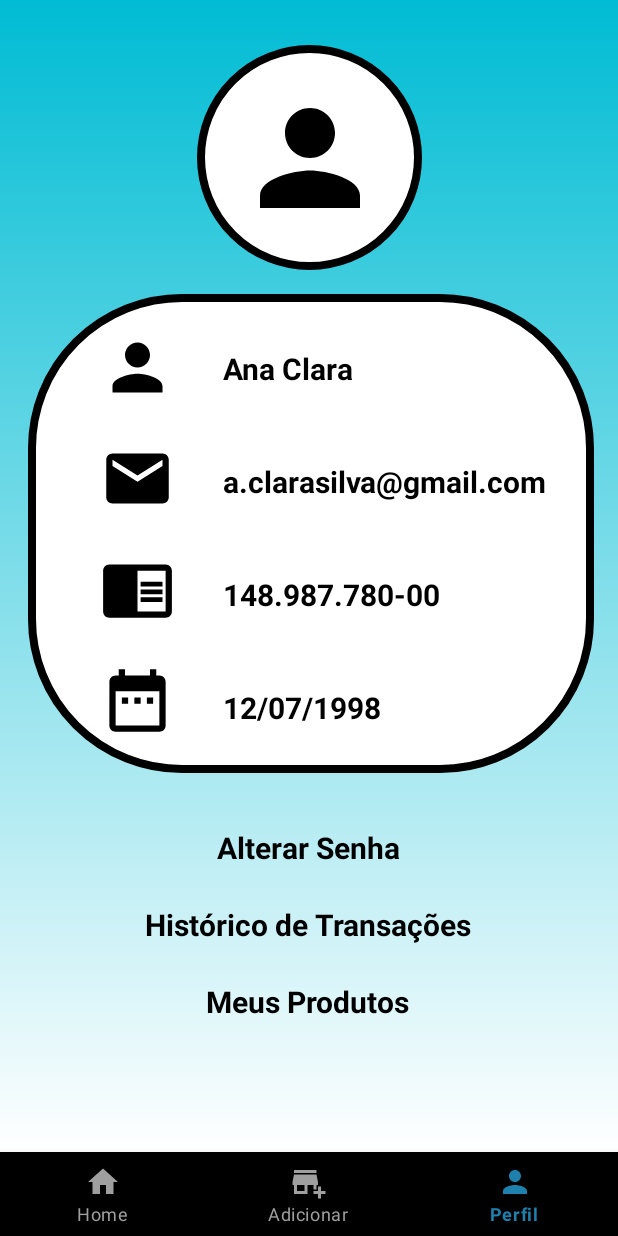
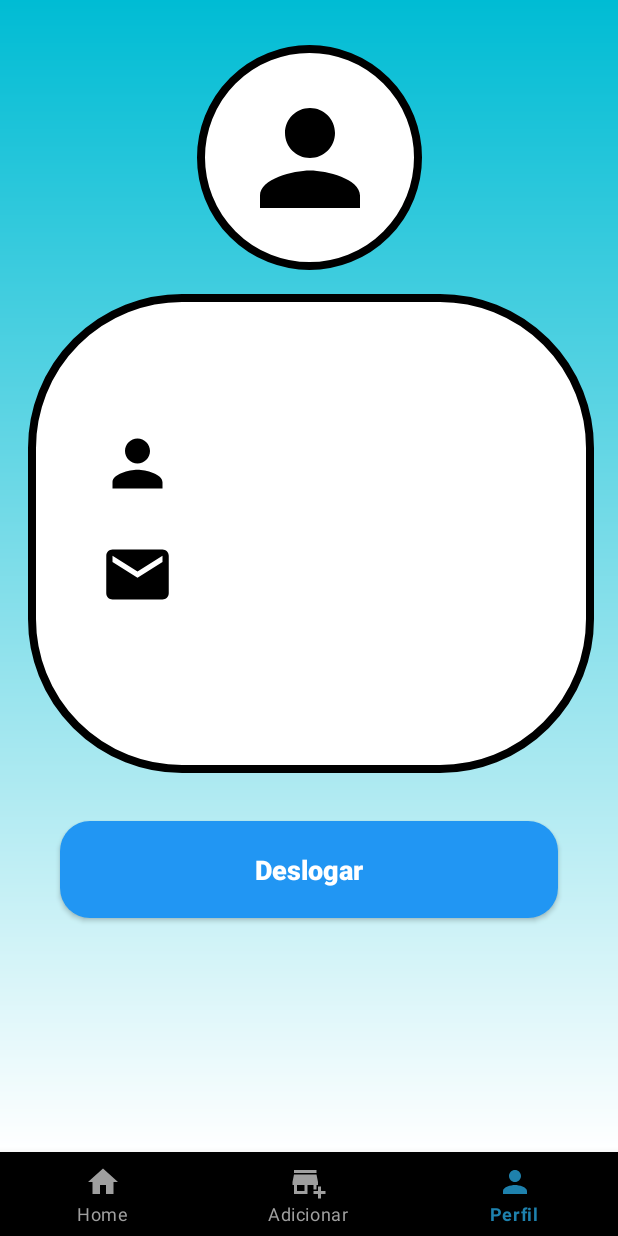
Before and after one commit to tankmester/PIOrlando, an Android app: the perfil screen opened through its navigation route, on a phone screen of 412 x 824 dp. Run offline under Robolectric (Android 15) with nearby library versions, the phone set to English and light mode, and no system bars; our stand-ins replace Firebase (no records; nobody signed in at launch, a user with empty details on screens opened directly), navigation-ui; libraries missing offline, so code that uses them is left out: com.firebase.ui; 2 statements that could not run were skipped.

Commit message:
Login redireciona para a Main e alterada tela de perfil

```diff
--- a/app/build.gradle
+++ b/app/build.gradle
@@ -47,6 +47,7 @@ dependencies {
     implementation 'androidx.navigation:navigation-runtime-ktx:2.3.5'
     implementation 'com.google.firebase:firebase-auth:19.2.0'
     implementation 'com.google.firebase:firebase-database:20.0.5'
+    implementation 'com.google.firebase:firebase-database-ktx:20.0.5'
     testImplementation 'junit:junit:4.13.2'
     androidTestImplementation 'androidx.test.ext:junit:1.1.3'
     androidTestImplementation 'androidx.test.espresso:espresso-core:3.4.0'
--- a/app/src/main/java/com/example/projetointegradororlando/CadastroActivity.kt
+++ b/app/src/main/java/com/example/projetointegradororlando/CadastroActivity.kt
@@ -6,6 +6,7 @@ import android.os.Bundle
 import androidx.appcompat.app.AlertDialog
 import com.example.projetointegradororlando.databinding.ActivityCadastroBinding
 
+/*
 class CadastroActivity : AppCompatActivity() {
     lateinit var binding: ActivityCadastroBinding
     override fun onCreate(savedInstanceState: Bundle?) {
@@ -36,3 +37,5 @@ class CadastroActivity : AppCompatActivity() {
 
     }
 }
+
+ */
--- a/app/src/main/java/com/example/projetointegradororlando/LoginActivity.kt
+++ b/app/src/main/java/com/example/projetointegradororlando/LoginActivity.kt
@@ -9,7 +9,7 @@ import com.firebase.ui.auth.AuthUI
 import com.google.firebase.auth.FirebaseAuth
 import com.google.firebase.auth.FirebaseUser
 
-
+/*
 class LoginActivity : AppCompatActivity() {
     lateinit var binding: ActivityLoginBinding
     override fun onCreate(savedInstanceState: Bundle?) {
@@ -26,11 +26,6 @@ class LoginActivity : AppCompatActivity() {
         }
         else {
             AdicionarNovosProdutos().setupFirebase()
-        }
-
-        binding.textTelaCadastro.setOnClickListener{
-            val i = Intent(this, CadastroActivity::class.java)
-            startActivity(i)
         }
     }
 
@@ -50,3 +45,5 @@ class LoginActivity : AppCompatActivity() {
     }
 
 }
+
+ */
--- a/app/src/main/java/com/example/projetointegradororlando/MainActivity.kt
+++ b/app/src/main/java/com/example/projetointegradororlando/MainActivity.kt
@@ -1,11 +1,16 @@
 package com.example.projetointegradororlando
 
+import android.content.Intent
 import androidx.appcompat.app.AppCompatActivity
 import android.os.Bundle
+import android.widget.Toast
 import androidx.navigation.NavController
 import androidx.navigation.fragment.NavHostFragment
 import androidx.navigation.ui.NavigationUI.setupWithNavController
 import com.example.projetointegradororlando.databinding.ActivityMainBinding
+import com.firebase.ui.auth.AuthUI
+import com.google.firebase.auth.FirebaseAuth
+import com.google.firebase.auth.FirebaseUser
 
 class MainActivity : AppCompatActivity() {
 
@@ -22,6 +27,32 @@ class MainActivity : AppCompatActivity() {
         val bottomNavigationView = binding.bottomNavigationView
         setupWithNavController(bottomNavigationView, navController)
 
+        if(getCurrentUser() == null){
+            val providers = arrayListOf(AuthUI.IdpConfig.EmailBuilder().build())
+
+            startActivityForResult(
+                AuthUI.getInstance().createSignInIntentBuilder().setAvailableProviders(providers).build(), 1
+            )
+        }
+        else {
+            AdicionarNovosProdutos().setupFirebase()
+        }
+    }
+
+    fun getCurrentUser(): FirebaseUser? {
+        return FirebaseAuth.getInstance().currentUser
+    }
+
+    override fun onActivityResult(requestCode: Int, resultCode: Int, data: Intent?) {
+        super.onActivityResult(requestCode, resultCode, data)
+
+        if(requestCode == 1 && resultCode == RESULT_OK){
+            Toast.makeText(this, "Login Efetuado com Sucesso", Toast.LENGTH_LONG).show()
+            AdicionarNovosProdutos().setupFirebase()
+        }else{
+            finishAffinity()
+        }
+
 
 
     }
--- a/app/src/main/java/com/example/projetointegradororlando/perfil.kt
+++ b/app/src/main/java/com/example/projetointegradororlando/perfil.kt
@@ -1,19 +1,26 @@
 package com.example.projetointegradororlando
 
+import android.content.Intent
 import android.os.Bundle
 import androidx.fragment.app.Fragment
 import android.view.LayoutInflater
 import android.view.View
 import android.view.ViewGroup
 import com.example.projetointegradororlando.databinding.FragmentPerfilBinding
+import com.google.firebase.auth.FirebaseAuth
+import com.google.firebase.auth.FirebaseUser
 
 
 class perfil : Fragment() {
-    lateinit var binding: FragmentPerfilBinding
+    private lateinit var binding: FragmentPerfilBinding
 
     override fun onCreateView(inflater: LayoutInflater, container: ViewGroup?, savedInstanceState: Bundle?): View? {
         binding = FragmentPerfilBinding.inflate(inflater)
 
         return binding.root
+
+        binding.btDeslogar.setOnClickListener {
+            FirebaseAuth.getInstance().signOut()
+        }
     }
 }
--- a/app/src/main/res/layout/fragment_perfil.xml
+++ b/app/src/main/res/layout/fragment_perfil.xml
@@ -46,30 +46,17 @@
         tools:srcCompat="@drawable/perfil" />
 
     <TextView
-        android:id="@+id/textNomeUser"
-        android:layout_width="wrap_content"
-        android:layout_height="wrap_content"
-        android:layout_marginStart="32dp"
-        android:layout_marginTop="36dp"
-        android:text="Ana Clara"
-        android:textColor="@color/black"
-        android:textSize="20sp"
-        android:textStyle="bold"
-        app:layout_constraintStart_toEndOf="@+id/iconeUser"
-        app:layout_constraintTop_toTopOf="@+id/containerPerfil" />
-
-    <TextView
-        android:id="@+id/textEmailUser"
+        android:id="@+id/textEmailUsuario"
         android:layout_width="wrap_content"
         android:layout_height="wrap_content"
         android:layout_marginStart="32dp"
         android:layout_marginTop="48dp"
-        android:text="a.clarasilva@gmail.com"
+        android:text=""
         android:textColor="@color/black"
         android:textSize="20sp"
         android:textStyle="bold"
         app:layout_constraintStart_toEndOf="@id/iconeEmail"
-        app:layout_constraintTop_toBottomOf="@id/textNomeUser" />
+        app:layout_constraintTop_toBottomOf="@+id/textNomeUsuario" />
 
     <ImageView
         android:id="@+id/iconeEmail"
@@ -84,12 +71,13 @@
         app:srcCompat="@drawable/email"
         tools:srcCompat="@drawable/email" />
 
+
     <ImageView
         android:id="@+id/iconeUser"
         android:layout_width="50dp"
         android:layout_height="50dp"
         android:layout_marginStart="48dp"
-        android:layout_marginTop="24dp"
+        android:layout_marginTop="88dp"
         android:src="@drawable/perfil"
         android:tint="#000000"
         app:layout_constraintStart_toStartOf="@+id/containerPerfil"
@@ -97,100 +85,32 @@
         app:srcCompat="@drawable/perfil"
         tools:srcCompat="@drawable/perfil" />
 
-
-    <ImageView
-        android:id="@+id/iconeCPF"
-        android:layout_width="50dp"
-        android:layout_height="50dp"
-        android:layout_marginStart="48dp"
-        android:layout_marginTop="24dp"
-        android:src="@drawable/cpf"
-        android:tint="#000000"
-        app:layout_constraintStart_toStartOf="@+id/containerPerfil"
-        app:layout_constraintTop_toBottomOf="@+id/iconeEmail"
-        app:srcCompat="@drawable/cpf"
-        tools:srcCompat="@drawable/cpf" />
-
-    <ImageView
-        android:id="@+id/iconeData"
-        android:layout_width="50dp"
-        android:layout_height="50dp"
-        android:layout_marginStart="48dp"
-        android:layout_marginTop="24dp"
-        android:src="@drawable/data"
-        android:tint="#000000"
-        app:layout_constraintStart_toStartOf="@+id/containerPerfil"
-        app:layout_constraintTop_toBottomOf="@+id/iconeCPF"
-        app:srcCompat="@drawable/data"
-        tools:srcCompat="@drawable/data" />
-
     <TextView
-        android:id="@+id/textCPFUser"
+        android:id="@+id/textNomeUsuario"
         android:layout_width="wrap_content"
         android:layout_height="wrap_content"
         android:layout_marginStart="32dp"
-        android:layout_marginTop="48dp"
-        android:text="148.987.780-00"
+        android:layout_marginTop="100dp"
+        android:text=""
         android:textColor="@color/black"
         android:textSize="20sp"
         android:textStyle="bold"
-        app:layout_constraintStart_toEndOf="@id/iconeCPF"
-        app:layout_constraintTop_toBottomOf="@id/textEmailUser" />
+        app:layout_constraintStart_toEndOf="@+id/iconeUser"
+        app:layout_constraintTop_toTopOf="@+id/containerPerfil" />
 
-    <TextView
-        android:id="@+id/textDataUser"
-        android:layout_width="wrap_content"
+    <androidx.appcompat.widget.AppCompatButton
+        android:id="@+id/bt_deslogar"
+        style="@style/button"
+        android:layout_width="0dp"
         android:layout_height="wrap_content"
-        android:layout_marginStart="32dp"
-        android:layout_marginTop="48dp"
-        android:text="12/07/1998"
-        android:textColor="@color/black"
-        android:textSize="20sp"
-        android:textStyle="bold"
-        app:layout_constraintStart_toEndOf="@id/iconeData"
-        app:layout_constraintTop_toBottomOf="@id/textCPFUser" />
+        android:layout_marginTop="32dp"
+        android:text="Deslogar"
 
-    <TextView
-        android:id="@+id/textView"
-        android:layout_width="wrap_content"
-        android:layout_height="wrap_content"
-        android:layout_marginTop="36dp"
-        android:text="Alterar Senha"
-        android:textColor="@color/black"
-        android:textSize="20sp"
-        android:textStyle="bold"
+        android:textColorHighlight="#FFFFFF"
         app:layout_constraintEnd_toEndOf="parent"
         app:layout_constraintHorizontal_bias="0.498"
         app:layout_constraintStart_toStartOf="parent"
         app:layout_constraintTop_toBottomOf="@+id/containerPerfil" />
 
-    <TextView
-        android:id="@+id/textView2"
-        android:layout_width="wrap_content"
-        android:layout_height="wrap_content"
-        android:layout_marginTop="24dp"
-        android:text="Histórico de Transações"
-        android:textColor="@color/black"
-        android:textSize="20sp"
-        android:textStyle="bold"
-        app:layout_constraintEnd_toEndOf="parent"
-        app:layout_constraintHorizontal_bias="0.498"
-        app:layout_constraintStart_toStartOf="parent"
-        app:layout_constraintTop_toBottomOf="@+id/textView" />
-
-    <TextView
-        android:id="@+id/textView3"
-        android:layout_width="wrap_content"
-        android:layout_height="wrap_content"
-        android:layout_marginTop="24dp"
-        android:text="Meus Produtos"
-        android:textColor="@color/black"
-        android:textSize="20sp"
-        android:textStyle="bold"
-        app:layout_constraintEnd_toEndOf="parent"
-        app:layout_constraintHorizontal_bias="0.498"
-        app:layout_constraintStart_toStartOf="parent"
-        app:layout_constraintTop_toBottomOf="@+id/textView2" />
-
 
 </androidx.constraintlayout.widget.ConstraintLayout>
```
